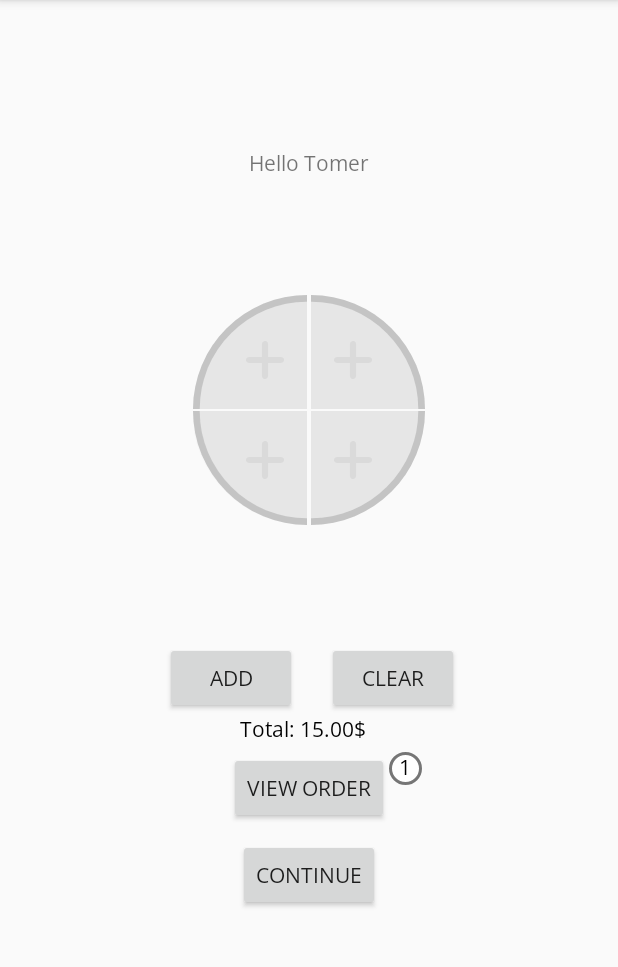
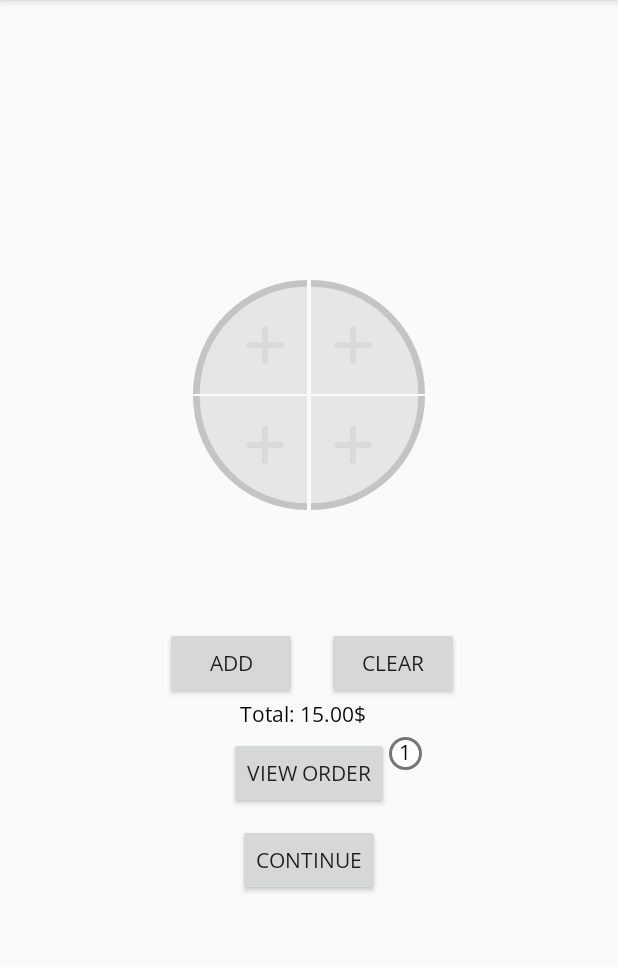
Before and after one commit to izipris/pizzapp, an Android app: the screen it shows after launch (MainActivity), on a phone screen of 412 x 824 dp, the part 156-1123 px from its top. Run offline under Robolectric (Android 15) with nearby library versions, the phone set to English and light mode, and no system bars.

```diff
--- a/app/src/main/res/layout/tab_fragment_main.xml
+++ b/app/src/main/res/layout/tab_fragment_main.xml
@@ -12,11 +12,6 @@
         android:layout_height="match_parent"
         android:gravity="center"
         android:paddingBottom="70dp">
-
-        <TextView
-            android:id="@+id/greeting"
-            android:gravity="center"
-            android:text="@string/hello_tomer" />
 
         <TableRow
             android:layout_width="match_parent"
```
Also changed, not shown: app/src/main/res/layout/activity_order_summary.xml (+0 -8 lines).
